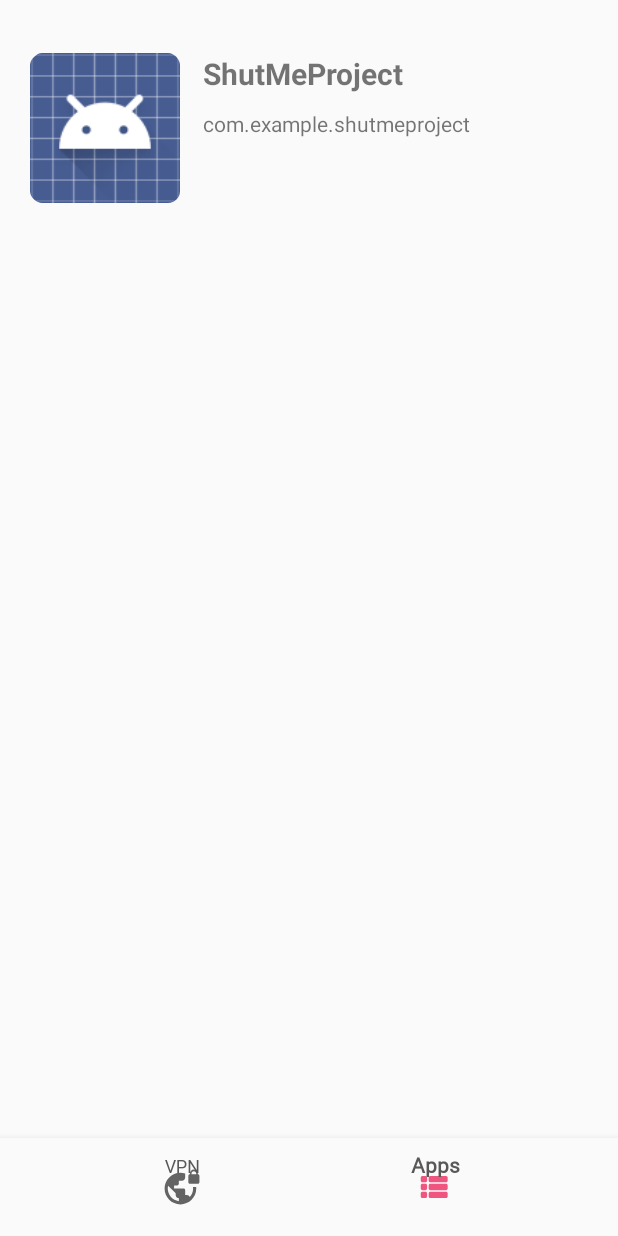
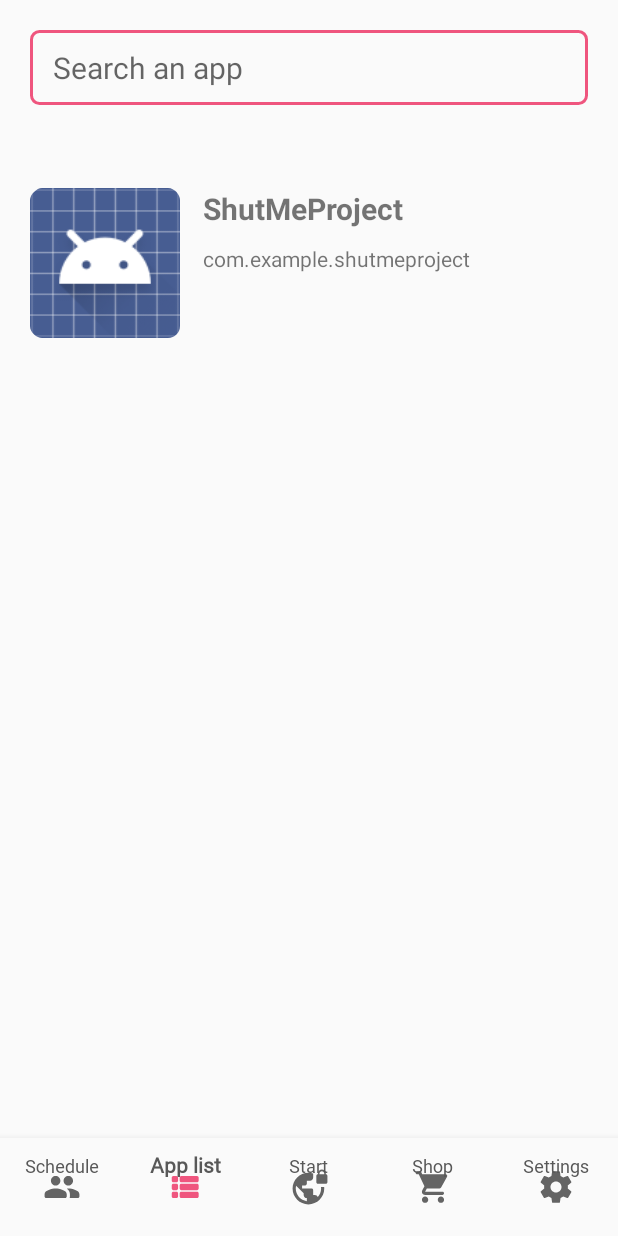
Before and after one commit to Sergiobi9/shutMeProject, an Android app: the screen it shows after launch (MainActivity), item 2 of the bottom bar chosen, on a phone screen of 412 x 824 dp. Run offline under Robolectric (Android 15) with nearby library versions, the light colour scheme and no system bars.

Commit message:
open app on click app list

```diff
--- a/app/src/main/AndroidManifest.xml
+++ b/app/src/main/AndroidManifest.xml
@@ -4,11 +4,12 @@
     package="com.example.shutmeproject">
 
     <uses-permission android:name="android.permission.ACCESS_NETWORK_STATE" />
+    <uses-permission android:name="android.permission.ACCESS_WIFI_STATE" />
+
     <uses-permission android:name="android.permission.MODIFY_PHONE_STATE"
         tools:ignore="ProtectedPermissions" />
     <uses-permission android:name="android.permission.FOREGROUND_SERVICE"/>
     <uses-permission android:name="android.permission.INTERNET"/>
-
 
     <application
         android:name=".Aplication.MyApplication"
--- a/app/src/main/java/com/example/shutmeproject/Fragments/AppListFragment.java
+++ b/app/src/main/java/com/example/shutmeproject/Fragments/AppListFragment.java
@@ -1,6 +1,8 @@
 package com.example.shutmeproject.Fragments;
 
 import android.content.Context;
+import android.content.Intent;
+import android.content.pm.PackageManager;
 import android.net.ConnectivityManager;
 import android.net.LinkProperties;
 import android.net.Network;
@@ -13,9 +15,14 @@ import androidx.fragment.app.Fragment;
 import androidx.recyclerview.widget.LinearLayoutManager;
 import androidx.recyclerview.widget.RecyclerView;
 
+import android.text.Editable;
+import android.text.TextWatcher;
+import android.util.Log;
+import android.view.KeyEvent;
 import android.view.LayoutInflater;
 import android.view.View;
 import android.view.ViewGroup;
+import android.widget.EditText;
 import android.widget.Toast;
 
 import com.example.shutmeproject.Adapters.AppAdapter;
@@ -40,10 +47,13 @@ public class AppListFragment extends Fragment implements AppAdapter.OnMyAppListe
     private Permissions permissions;
     private InstaledApps instaledApps;
     private ArrayList<AppInfo> appInfoArrayList;
+    private ArrayList<AppInfo> copyAppInfoArrayList;
 
     private RecyclerView mListView;
     private AppAdapter appAdapter;
     private AppAdapter.OnMyAppListener onMyAppListener;
+
+    private EditText seacherEditText;
 
     private static final String TAG = "AppListFragment";
 
@@ -117,8 +127,33 @@ public class AppListFragment extends Fragment implements AppAdapter.OnMyAppListe
 
         getInstaledApps();
         initList();
+        initSearcher();
 
         return view;
+    }
+
+    private void initSearcher(){
+        seacherEditText = view.findViewById(R.id.searcher);
+        seacherEditText.addTextChangedListener(new TextWatcher() {
+            @Override
+            public void beforeTextChanged(CharSequence charSequence, int i, int i1, int i2) {
+            }
+
+            @Override
+            public void onTextChanged(CharSequence charSequence, int i, int i1, int i2) {
+                Log.d(TAG, String.valueOf(charSequence.length()));
+
+                refreshAppList(charSequence.toString());
+            }
+
+            @Override
+            public void afterTextChanged(Editable editable) {
+            }
+        });
+    }
+
+    private void refreshAppList(String inputSearch){
+
     }
 
     private void initList(){
@@ -159,10 +194,20 @@ public class AppListFragment extends Fragment implements AppAdapter.OnMyAppListe
 
     private void getInstaledApps(){
         appInfoArrayList = instaledApps.getInstaledApps(context);
+        copyAppInfoArrayList = appInfoArrayList;
     }
 
     @Override
     public void onMyAppClicked(int position) {
-        Toast.makeText(context, appInfoArrayList.get(position).getName(), Toast.LENGTH_SHORT).show();
+        String name = appInfoArrayList.get(position).getName();
+        String packageName = appInfoArrayList.get(position).getPackageName();
+
+        try {
+            Intent intent = context.getPackageManager().getLaunchIntentForPackage(packageName);
+            context.startActivity(intent);
+        } catch (Exception e){
+            Toast.makeText(context, "Could not open " + name, Toast.LENGTH_SHORT).show();
+        }
+
     }
 }
--- a/app/src/main/java/com/example/shutmeproject/MainActivity.java
+++ b/app/src/main/java/com/example/shutmeproject/MainActivity.java
@@ -22,6 +22,9 @@ import android.widget.Toast;
 import com.example.shutmeproject.Adapters.AppAdapter;
 import com.example.shutmeproject.Bytes.BytesConverterManager;
 import com.example.shutmeproject.Fragments.AppListFragment;
+import com.example.shutmeproject.Fragments.ScheduleFragment;
+import com.example.shutmeproject.Fragments.SettingsFragment;
+import com.example.shutmeproject.Fragments.ShopFragment;
 import com.example.shutmeproject.Fragments.VPNFragment;
 import com.example.shutmeproject.Helpers.ByteUnitsEnum;
 import com.example.shutmeproject.Helpers.InstaledApps;
@@ -65,11 +68,11 @@ public class MainActivity extends AppCompatActivity {
 
     private void initView(){
         bottomNavigationMenu = (BottomNavigationView) findViewById(R.id.navigation);
-        bottomNavigationMenu.setSelectedItemId(R.id.navigation_01);
+        bottomNavigationMenu.setSelectedItemId(R.id.navigation_03);
 
         bottomNavigationMenu.setOnNavigationItemSelectedListener(mOnNavigationItemSelectedListener);
 
-        doSelectTabIndex(R.id.navigation_01);
+        doSelectTabIndex(R.id.navigation_03);
     }
 
     private boolean doSelectTabIndex(int index){
@@ -77,10 +80,19 @@ public class MainActivity extends AppCompatActivity {
 
         switch (index) {
             case R.id.navigation_01:
-                this.getSupportFragmentManager().beginTransaction().replace(R.id.main_container, new VPNFragment()).addToBackStack(null).commit();
+                this.getSupportFragmentManager().beginTransaction().replace(R.id.main_container, new ScheduleFragment()).addToBackStack(null).commit();
                 break;
             case R.id.navigation_02:
                 this.getSupportFragmentManager().beginTransaction().replace(R.id.main_container, new AppListFragment()).addToBackStack(null).commit();
+                break;
+            case R.id.navigation_03:
+                this.getSupportFragmentManager().beginTransaction().replace(R.id.main_container, new VPNFragment()).addToBackStack(null).commit();
+                break;
+            case R.id.navigation_04:
+                this.getSupportFragmentManager().beginTransaction().replace(R.id.main_container, new ShopFragment()).addToBackStack(null).commit();
+                break;
+            case R.id.navigation_05:
+                this.getSupportFragmentManager().beginTransaction().replace(R.id.main_container, new SettingsFragment()).addToBackStack(null).commit();
                 break;
             default:
                 toReturn = false;
@@ -88,4 +100,19 @@ public class MainActivity extends AppCompatActivity {
         }
         return toReturn;
     }
+
+    @Override
+    protected void onResume() {
+        super.onResume();
+    }
+
+    @Override
+    protected void onDestroy() {
+        super.onDestroy();
+    }
+
+    @Override
+    protected void onPause() {
+        super.onPause();
+    }
 }
--- /dev/null
+++ b/app/src/main/res/drawable/border_searcher.xml
@@ -0,0 +1,17 @@
+<?xml version="1.0" encoding="utf-8"?>
+<shape xmlns:android="http://schemas.android.com/apk/res/android"
+    android:shape="rectangle">
+
+    <corners
+        android:radius="5dp"
+        android:color="@color/happy" />
+
+    <stroke
+        android:width="2dp"
+        android:color="@color/happy" />
+    <padding
+        android:bottom="10dp"
+        android:left="10dp"
+        android:right="10dp"
+        android:top="10dp"/>
+</shape>
--- /dev/null
+++ b/app/src/main/res/drawable/schedule_icon.xml
@@ -0,0 +1,10 @@
+<vector xmlns:android="http://schemas.android.com/apk/res/android"
+    android:width="24dp"
+    android:height="24dp"
+    android:viewportWidth="24"
+    android:viewportHeight="24"
+    android:tint="@color/white">
+    <path
+        android:fillColor="@color/white"
+        android:pathData="M16,11c1.66,0 2.99,-1.34 2.99,-3S17.66,5 16,5s-3,1.34 -3,3 1.34,3 3,3zM8,11c1.66,0 2.99,-1.34 2.99,-3S9.66,5 8,5 5,6.34 5,8s1.34,3 3,3zM8,13c-2.33,0 -7,1.17 -7,3.5L1,18c0,0.55 0.45,1 1,1h12c0.55,0 1,-0.45 1,-1v-1.5c0,-2.33 -4.67,-3.5 -7,-3.5zM16,13c-0.29,0 -0.62,0.02 -0.97,0.05 0.02,0.01 0.03,0.03 0.04,0.04 1.14,0.83 1.93,1.94 1.93,3.41L17,18c0,0.35 -0.07,0.69 -0.18,1L22,19c0.55,0 1,-0.45 1,-1v-1.5c0,-2.33 -4.67,-3.5 -7,-3.5z"/>
+</vector>
--- /dev/null
+++ b/app/src/main/res/drawable/settings_icon.xml
@@ -0,0 +1,10 @@
+<vector xmlns:android="http://schemas.android.com/apk/res/android"
+    android:width="24dp"
+    android:height="24dp"
+    android:viewportWidth="24"
+    android:viewportHeight="24"
+    android:tint="@color/white">
+    <path
+        android:fillColor="@color/white"
+        android:pathData="M19.43,12.98c0.04,-0.32 0.07,-0.64 0.07,-0.98s-0.03,-0.66 -0.07,-0.98l2.11,-1.65c0.19,-0.15 0.24,-0.42 0.12,-0.64l-2,-3.46c-0.12,-0.22 -0.39,-0.3 -0.61,-0.22l-2.49,1c-0.52,-0.4 -1.08,-0.73 -1.69,-0.98l-0.38,-2.65C14.46,2.18 14.25,2 14,2h-4c-0.25,0 -0.46,0.18 -0.49,0.42l-0.38,2.65c-0.61,0.25 -1.17,0.59 -1.69,0.98l-2.49,-1c-0.23,-0.09 -0.49,0 -0.61,0.22l-2,3.46c-0.13,0.22 -0.07,0.49 0.12,0.64l2.11,1.65c-0.04,0.32 -0.07,0.65 -0.07,0.98s0.03,0.66 0.07,0.98l-2.11,1.65c-0.19,0.15 -0.24,0.42 -0.12,0.64l2,3.46c0.12,0.22 0.39,0.3 0.61,0.22l2.49,-1c0.52,0.4 1.08,0.73 1.69,0.98l0.38,2.65c0.03,0.24 0.24,0.42 0.49,0.42h4c0.25,0 0.46,-0.18 0.49,-0.42l0.38,-2.65c0.61,-0.25 1.17,-0.59 1.69,-0.98l2.49,1c0.23,0.09 0.49,0 0.61,-0.22l2,-3.46c0.12,-0.22 0.07,-0.49 -0.12,-0.64l-2.11,-1.65zM12,15.5c-1.93,0 -3.5,-1.57 -3.5,-3.5s1.57,-3.5 3.5,-3.5 3.5,1.57 3.5,3.5 -1.57,3.5 -3.5,3.5z"/>
+</vector>
--- /dev/null
+++ b/app/src/main/res/drawable/shop_icon.xml
@@ -0,0 +1,10 @@
+<vector xmlns:android="http://schemas.android.com/apk/res/android"
+    android:width="24dp"
+    android:height="24dp"
+    android:viewportWidth="24"
+    android:viewportHeight="24"
+    android:tint="@color/white">
+    <path
+        android:fillColor="@color/white"
+        android:pathData="M7,18c-1.1,0 -1.99,0.9 -1.99,2S5.9,22 7,22s2,-0.9 2,-2 -0.9,-2 -2,-2zM1,3c0,0.55 0.45,1 1,1h1l3.6,7.59 -1.35,2.44C4.52,15.37 5.48,17 7,17h11c0.55,0 1,-0.45 1,-1s-0.45,-1 -1,-1L7,15l1.1,-2h7.45c0.75,0 1.41,-0.41 1.75,-1.03l3.58,-6.49c0.37,-0.66 -0.11,-1.48 -0.87,-1.48L5.21,4l-0.67,-1.43c-0.16,-0.35 -0.52,-0.57 -0.9,-0.57L2,2c-0.55,0 -1,0.45 -1,1zM17,18c-1.1,0 -1.99,0.9 -1.99,2s0.89,2 1.99,2 2,-0.9 2,-2 -0.9,-2 -2,-2z"/>
+</vector>
--- a/app/src/main/res/layout/app_info_list.xml
+++ b/app/src/main/res/layout/app_info_list.xml
@@ -7,7 +7,7 @@
     android:paddingRight="20dp"
     android:paddingLeft="20dp"
     android:paddingBottom="10dp"
-    android:paddingTop="10dp">
+    android:paddingTop="30dp">
 
     <LinearLayout
         android:layout_width="match_parent"
--- a/app/src/main/res/layout/fragment_app_list.xml
+++ b/app/src/main/res/layout/fragment_app_list.xml
@@ -5,10 +5,34 @@
     android:layout_height="match_parent"
     tools:context=".Fragments.AppListFragment">
 
-    <androidx.recyclerview.widget.RecyclerView
-        android:paddingTop="25dp"
-        android:id="@+id/apps_list"
+    <RelativeLayout
         android:layout_width="match_parent"
-        android:layout_height="match_parent" />
+        android:layout_height="match_parent">
+
+        <EditText
+            android:id="@+id/searcher"
+            android:layout_margin="20dp"
+            android:paddingRight="15sp"
+            android:paddingTop="10dp"
+            android:paddingBottom="10dp"
+            android:paddingLeft="15sp"
+            android:hint="Search an app"
+
+            android:inputType="text"
+            android:textSize="20sp"
+            android:background="@drawable/border_searcher"
+            android:layout_width="match_parent"
+            android:layout_height="50dp">
+        </EditText>
+
+
+        <androidx.recyclerview.widget.RecyclerView
+            android:id="@+id/apps_list"
+            android:layout_marginTop="5dp"
+            android:layout_below="@+id/searcher"
+            android:layout_width="match_parent"
+            android:layout_height="match_parent" />
+    </RelativeLayout>
+
 
 </FrameLayout>
--- a/app/src/main/res/menu/navigation.xml
+++ b/app/src/main/res/menu/navigation.xml
@@ -3,13 +3,28 @@
 
     <item
         android:id="@+id/navigation_01"
-        android:icon="@drawable/vpn_icon"
-        android:title="VPN" />
+        android:icon="@drawable/schedule_icon"
+        android:title="Schedule" />
 
     <item
         android:id="@+id/navigation_02"
         android:icon="@drawable/list_icon"
-        android:title="Apps" />
+        android:title="App list" />
+
+    <item
+        android:id="@+id/navigation_03"
+        android:icon="@drawable/vpn_icon"
+        android:title="Start" />
+
+    <item
+        android:id="@+id/navigation_04"
+        android:icon="@drawable/shop_icon"
+        android:title="Shop" />
+
+    <item
+        android:id="@+id/navigation_05"
+        android:icon="@drawable/settings_icon"
+        android:title="Settings" />
 
 
 </menu>
--- a/app/src/main/res/values/colors.xml
+++ b/app/src/main/res/values/colors.xml
@@ -8,4 +8,5 @@
     <color name="happy">#EF557E</color>
     <color name="white">#FFFFFF</color>
     <color name="black">#000000</color>
+    <color name="transparent">#00000000</color>
 </resources>
```
Also changed, not shown: app/src/main/java/com/example/shutmeproject/Fragments/ScheduleFragment.java (added, +29 -0 lines), app/src/main/java/com/example/shutmeproject/Fragments/SettingsFragment.java (added, +29 -0 lines), app/src/main/java/com/example/shutmeproject/Fragments/ShopFragment.java (added, +29 -0 lines), app/src/main/java/com/example/shutmeproject/Service/VPNService.java (+35 -13 lines), app/src/main/res/layout/fragment_schedule.xml (added, +14 -0 lines), app/src/main/res/layout/fragment_settings.xml (added, +14 -0 lines), app/src/main/res/layout/fragment_shop.xml (added, +14 -0 lines).
